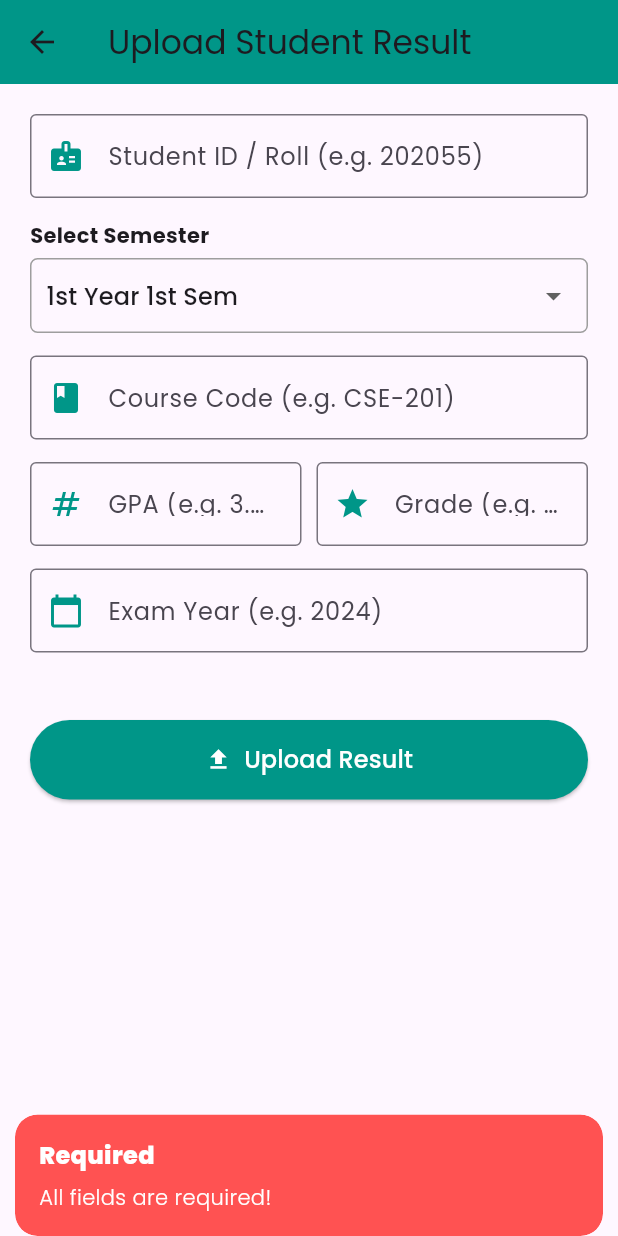
After one commit to SH-Jisan/GSTU_CSE_Connect, a Flutter app: the UploadResultScreen screen opened directly, after a tap on "Upload Result", on a phone screen of 412 x 824 dp. The commit adds this screen. Run offline on Flutter 3.47's test engine with Material 3 defaults, Android fonts, the phone set to English and light mode, and no system bars; our stand-ins replace get, google_fonts, shared_preferences; accounts and stored records are empty.

Commit message:
result upload system added by staffs

```diff
--- a/mobile_app/lib/core/constants/api_constants.dart
+++ b/mobile_app/lib/core/constants/api_constants.dart
@@ -16,5 +16,6 @@ class ApiConstants {
   static const String approveUserEndpoint = "$baseUrl/staff/approve";
   static const String rejectUserEndpoint = "$baseUrl/staff/reject";
   static const String addRoutineEndpoint = "$baseUrl/routines/add";
+  static const String addResultEndpoint = "$baseUrl/results/add";
 
 }
--- a/mobile_app/lib/modules/staff/staff_controller.dart
+++ b/mobile_app/lib/modules/staff/staff_controller.dart
@@ -1,3 +1,4 @@
+import 'package:flutter/foundation.dart';
 import 'package:flutter/material.dart'; // টেক্সট কন্ট্রোলারের জন্য
 import 'package:get/get.dart';
 import 'package:http/http.dart' as http;
@@ -28,6 +29,101 @@ class StaffController extends GetxController {
   // somoy rakhar jnno
   var startTime = TimeOfDay(hour:10, minute: 0).obs;
   var endTime = TimeOfDay(hour: 11, minute: 30).obs;
+
+  //result form controllers
+  final stdIdCtrl = TextEditingController();
+  final courseCodeResultCtrl = TextEditingController();
+  final gpaCtrl = TextEditingController();
+  final examYearCtrl = TextEditingController();
+  final gradeCtrl = TextEditingController();
+  var resultSemester = '1st Year 1st Sem'.obs;
+
+  // result upload function
+  // 🎓 Rezult Upload Function (Updated)
+  void uploadResult() async {
+    // 1. Validation
+    if (stdIdCtrl.text.isEmpty || courseCodeResultCtrl.text.isEmpty || gpaCtrl.text.isEmpty || gradeCtrl.text.isEmpty || examYearCtrl.text.isEmpty) {
+      Get.snackbar(
+        "Required",
+        "All fields are required!",
+        backgroundColor: Colors.redAccent,
+        colorText: Colors.white,
+        snackPosition: SnackPosition.BOTTOM,
+      );
+      return;
+    }
+
+    try {
+      isLoading.value = true;
+
+      // Data Parsing
+      String studentId = stdIdCtrl.text.trim();
+      String courseCode = courseCodeResultCtrl.text.trim();
+      String grade = gradeCtrl.text.trim();
+      double gpa = double.parse(gpaCtrl.text.trim());
+      int year = int.parse(examYearCtrl.text.trim());
+
+      var response = await http.post(
+        Uri.parse(ApiConstants.addResultEndpoint),
+        headers: {"Content-Type": "application/json"},
+        body: jsonEncode({
+          "student_id_no": studentId,
+          "semester": resultSemester.value,
+          "course_code": courseCode,
+          "gpa": gpa,
+          "grade": grade,
+          "exam_year": year,
+        }),
+      );
+
+      if (response.statusCode == 200) {
+        // ✅ Success Notification
+        Get.snackbar(
+          "Success! 🎓",
+          "Result Uploaded Successfully",
+          backgroundColor: Colors.green, // Sobuj background
+          colorText: Colors.white,       // Sada lekha
+          snackPosition: SnackPosition.BOTTOM, // Niche dekhabe
+          margin: const EdgeInsets.all(10),
+          duration: const Duration(seconds: 2), // 2 second thakbe
+        );
+
+        // Field Clear kora
+        stdIdCtrl.clear();
+        courseCodeResultCtrl.clear();
+        gpaCtrl.clear();
+        gradeCtrl.clear();
+        examYearCtrl.clear();
+
+        // Ektu wait kore page bondho hobe jate user message ta porte pare
+        await Future.delayed(const Duration(seconds: 1));
+        Get.back();
+
+      } else {
+        var error = jsonDecode(response.body);
+        Get.snackbar(
+          "Failed ⚠️",
+          error['error'] ?? "Upload failed",
+          backgroundColor: Colors.orange,
+          colorText: Colors.white,
+          snackPosition: SnackPosition.BOTTOM,
+        );
+      }
+    } catch (e) {
+      if (kDebugMode) {
+        print("Error: $e");
+      }
+      Get.snackbar(
+        "Error ❌",
+        "Check inputs (GPA must be number) or Internet.",
+        backgroundColor: Colors.red,
+        colorText: Colors.white,
+        snackPosition: SnackPosition.BOTTOM,
+      );
+    } finally {
+      isLoading.value = false;
+    }
+  }
 
   //time picker function
   Future<void> pickTime(BuildContext context , bool isStart) async{
--- a/mobile_app/lib/modules/staff/staff_dashboard.dart
+++ b/mobile_app/lib/modules/staff/staff_dashboard.dart
@@ -2,6 +2,7 @@ import 'package:flutter/material.dart';
 import 'package:get/get.dart';
 import 'package:gstu_cse/modules/notice/add_notice_screen.dart';
 import 'package:gstu_cse/modules/staff/update_routine_screen.dart';
+import 'package:gstu_cse/modules/staff/upload_result_screen.dart';
 import 'package:shared_preferences/shared_preferences.dart';
 import '../auth/login_screen.dart';
 import 'pending_requests_screen.dart';
@@ -52,7 +53,9 @@ class StaffDashboard extends StatelessWidget {
               icon: Icons.grade,
               title: "Upload\nResult",
               color: Colors.teal,
-              onTap: () => Get.snackbar("Upcoming", "Result upload coming next!"),
+              onTap: (){
+                Get.to(() => UploadResultScreen());
+              },
             ),
             _buildMenuCard(
               icon: Icons.campaign,
--- /dev/null
+++ b/mobile_app/lib/modules/staff/upload_result_screen.dart
@@ -0,0 +1,106 @@
+import 'package:flutter/material.dart';
+import 'package:get/get.dart';
+import 'staff_controller.dart';
+
+class UploadResultScreen extends StatelessWidget {
+  final StaffController controller = Get.put(StaffController());
+
+  UploadResultScreen({super.key});
+
+  @override
+  Widget build(BuildContext context) {
+    return Scaffold(
+      appBar: AppBar(title: const Text("Upload Student Result"), backgroundColor: Colors.teal),
+      body: SingleChildScrollView(
+        padding: const EdgeInsets.all(20),
+        child: Column(
+          children: [
+            // 1. Student ID
+            _buildTextField(controller.stdIdCtrl, "Student ID / Roll (e.g. 202055)", Icons.badge),
+
+            // 2. Semester
+            _buildDropdown("Select Semester", controller.resultSemester, [
+              '1st Year 1st Sem', '1st Year 2nd Sem',
+              '2nd Year 1st Sem', '2nd Year 2nd Sem',
+              '3rd Year 1st Sem', '3rd Year 2nd Sem',
+              '4th Year 1st Sem', '4th Year 2nd Sem',
+            ]),
+
+            // 3. Course Details
+            _buildTextField(controller.courseCodeResultCtrl, "Course Code (e.g. CSE-201)", Icons.book),
+
+            // 4. GPA & Grade (Row)
+            Row(
+              children: [
+                Expanded(child: _buildTextField(controller.gpaCtrl, "GPA (e.g. 3.75)", Icons.numbers, isNumber: true)),
+                const SizedBox(width: 10),
+                Expanded(child: _buildTextField(controller.gradeCtrl, "Grade (e.g. A-)", Icons.grade)),
+              ],
+            ),
+
+            // 5. Exam Year
+            _buildTextField(controller.examYearCtrl, "Exam Year (e.g. 2024)", Icons.calendar_today, isNumber: true),
+
+            const SizedBox(height: 30),
+
+            // 6. Submit Button
+            SizedBox(
+              width: double.infinity,
+              child: Obx(() => controller.isLoading.value
+                  ? const Center(child: CircularProgressIndicator())
+                  : ElevatedButton.icon(
+                onPressed: () => controller.uploadResult(),
+                icon: const Icon(Icons.upload, color: Colors.white),
+                label: const Text("Upload Result", style: TextStyle(color: Colors.white, fontSize: 16)),
+                style: ElevatedButton.styleFrom(
+                  backgroundColor: Colors.teal,
+                  padding: const EdgeInsets.symmetric(vertical: 15),
+                ),
+              )
+              ),
+            )
+          ],
+        ),
+      ),
+    );
+  }
+
+  // হেল্পার উইজেট
+  Widget _buildTextField(TextEditingController ctrl, String hint, IconData icon, {bool isNumber = false}) {
+    return Padding(
+      padding: const EdgeInsets.only(bottom: 15),
+      child: TextField(
+        controller: ctrl,
+        keyboardType: isNumber ? TextInputType.number : TextInputType.text,
+        decoration: InputDecoration(
+          labelText: hint,
+          prefixIcon: Icon(icon, color: Colors.teal),
+          border: const OutlineInputBorder(),
+        ),
+      ),
+    );
+  }
+
+  Widget _buildDropdown(String title, RxString value, List<String> items) {
+    return Column(
+      crossAxisAlignment: CrossAxisAlignment.start,
+      children: [
+        Text(title, style: const TextStyle(fontWeight: FontWeight.bold)),
+        const SizedBox(height: 5),
+        Container(
+          padding: const EdgeInsets.symmetric(horizontal: 10),
+          decoration: BoxDecoration(border: Border.all(color: Colors.grey), borderRadius: BorderRadius.circular(5)),
+          child: Obx(() => DropdownButtonHideUnderline(
+            child: DropdownButton<String>(
+              value: value.value,
+              isExpanded: true,
+              items: items.map((e) => DropdownMenuItem(value: e, child: Text(e))).toList(),
+              onChanged: (val) => value.value = val!,
+            ),
+          )),
+        ),
+        const SizedBox(height: 15),
+      ],
+    );
+  }
+}
```
Also changed, not shown: 1 other file.
